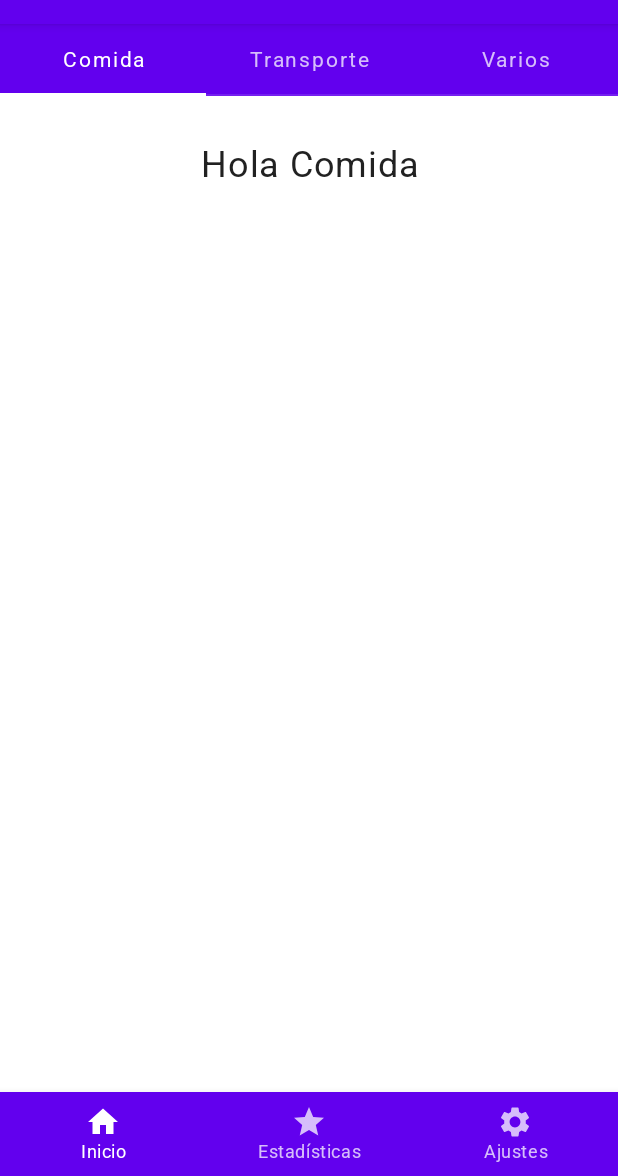
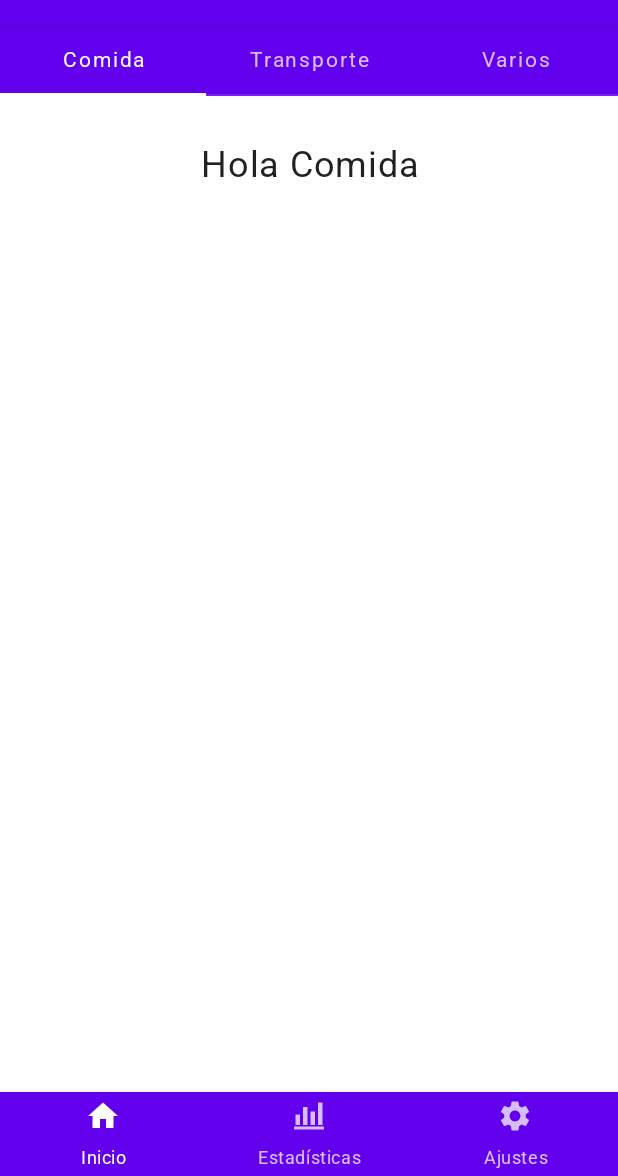
Before and after one commit to cristian-diaz2402/MoneyManagerG5, an Android app built with Jetpack Compose: the screen it shows after launch (MainActivity), on a phone screen of 412 x 824 dp, the part 60-1236 px from its top. Run offline under Robolectric (Android 15) with nearby library versions, the phone set to English and light mode, and no system bars.

Commit message:
implementacion base de la aplicacion

```diff
--- a/app/src/main/java/com/example/moneymanagerg5/MainActivity.kt
+++ b/app/src/main/java/com/example/moneymanagerg5/MainActivity.kt
@@ -24,10 +24,15 @@ import com.example.moneymanagerg5.ui.NotificationsScreen
 import com.example.moneymanagerg5.ui.ProfileScreen
 import com.example.moneymanagerg5.ui.home.HomeScreen
 import com.example.moneymanagerg5.ui.MoneyManagerG5Theme
+import androidx.compose.ui.res.painterResource
+import androidx.compose.foundation.layout.Column
+import androidx.compose.foundation.layout.Spacer
+import androidx.compose.foundation.layout.height
+import androidx.compose.ui.unit.dp
 
-sealed class Screen(val route: String, val label: String, val icon: ImageVector) {
+sealed class Screen(val route: String, val label: String, val icon: Any) {
     object Home : Screen("home", "Inicio", Icons.Filled.Home)
-    object Dashboard : Screen("dashboard", "Estadísticas", Icons.Filled.Star)
+    object Dashboard : Screen("dashboard", "Estadísticas", R.drawable.bar_chart_4_bars_24px)
     object Notifications : Screen("notifications", "Ajustes", Icons.Filled.Settings)
 }
 
@@ -115,7 +120,21 @@ fun BottomNavigationBar(navController: NavHostController) {
         val currentRoute = navBackStackEntry?.destination?.route
         items.forEach { screen ->
             BottomNavigationItem(
-                icon = { Icon(screen.icon, contentDescription = screen.label) },
+                icon = {
+                    Column(horizontalAlignment = androidx.compose.ui.Alignment.CenterHorizontally) {
+                        when (screen) {
+                            is Screen.Dashboard -> Icon(
+                                painter = painterResource(id = screen.icon as Int),
+                                contentDescription = screen.label
+                            )
+                            else -> Icon(
+                                imageVector = screen.icon as ImageVector,
+                                contentDescription = screen.label
+                            )
+                        }
+                        Spacer(modifier = androidx.compose.ui.Modifier.height(8.dp))
+                    }
+                },
                 label = { Text(screen.label) },
                 selected = currentRoute == screen.route,
                 onClick = {
```
